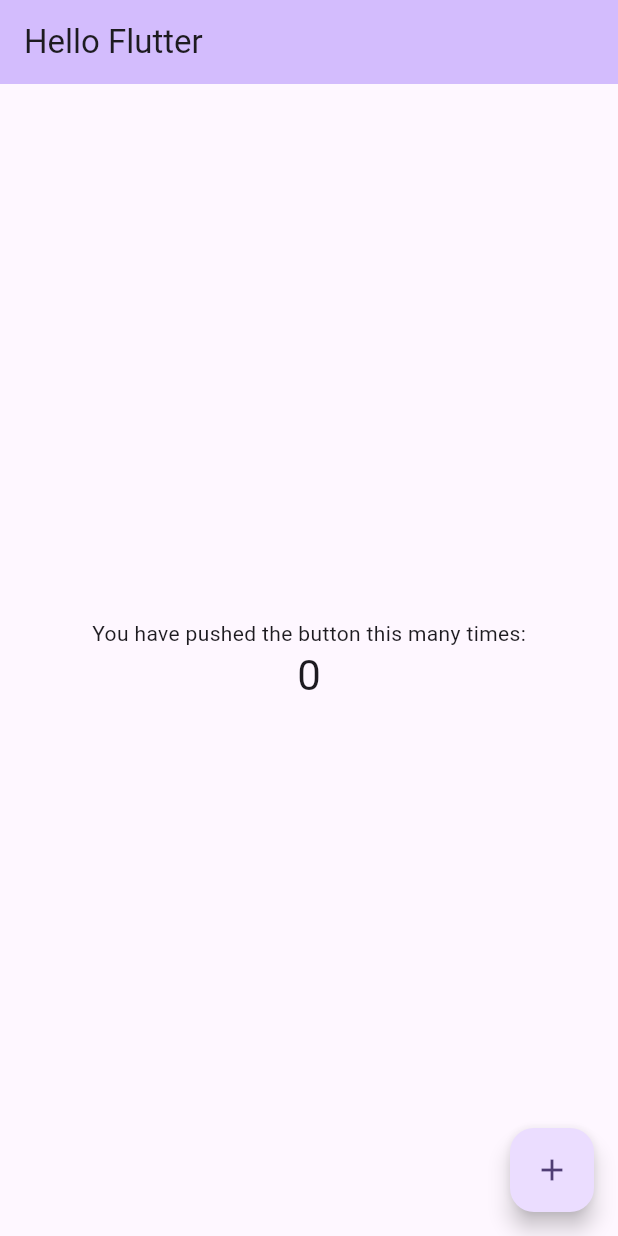
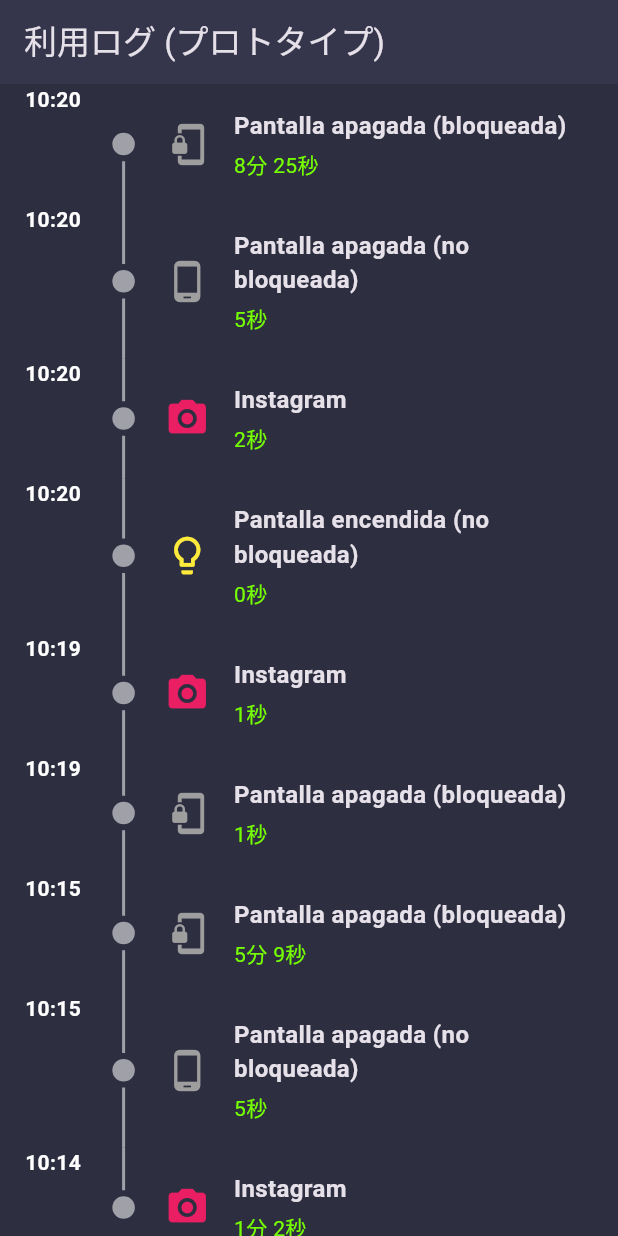
Before and after one commit to Hbkiii/first_flutter_app, a Flutter app: the screen it shows after launch, on a phone screen of 412 x 824 dp. Run offline on Flutter 3.47's test engine with Material 3 defaults, Android fonts, the phone set to English and light mode, and no system bars; drawn by our look-alikes of timeline_tile.

Commit message:
利用ログUI

```diff
--- a/lib/main.dart
+++ b/lib/main.dart
@@ -1,4 +1,91 @@
 import 'package:flutter/material.dart';
+import 'package:intl/intl.dart';
+import 'package:timeline_tile/timeline_tile.dart';
+
+// 1. データ構造を「単一イベント」として定義
+class UsageEvent {
+  final String title;
+  final IconData icon;
+  final Color iconColor;
+  final Duration duration;
+  final DateTime timestamp;
+
+  UsageEvent({
+    required this.title,
+    required this.icon,
+    required this.iconColor,
+    required this.duration,
+    required this.timestamp,
+  });
+}
+
+// 2. 画像のタイムラインに合わせたダミーデータを作成
+final List<UsageEvent> mockEvents = [
+  UsageEvent(
+    title: 'Pantalla apagada (bloqueada)', // 画面オフ（ロック）
+    icon: Icons.phonelink_lock,
+    iconColor: Colors.grey,
+    duration: const Duration(minutes: 8, seconds: 25),
+    timestamp: DateTime.now().subtract(const Duration(minutes: 10)),
+  ),
+  UsageEvent(
+    title: 'Pantalla apagada (no bloqueada)', // 画面オフ（非ロック）
+    icon: Icons.phone_android,
+    iconColor: Colors.grey,
+    duration: const Duration(seconds: 5),
+    timestamp: DateTime.now().subtract(const Duration(minutes: 10)),
+  ),
+  UsageEvent(
+    title: 'Instagram',
+    icon: Icons.camera_alt, // 仮のアイコン
+    iconColor: Colors.pink,
+    duration: const Duration(seconds: 2),
+    timestamp: DateTime.now().subtract(const Duration(minutes: 10)),
+  ),
+  UsageEvent(
+    title: 'Pantalla encendida (no bloqueada)', // 画面オン（非ロック）
+    icon: Icons.lightbulb_outline,
+    iconColor: Colors.yellow,
+    duration: const Duration(seconds: 0),
+    timestamp: DateTime.now().subtract(const Duration(minutes: 10)),
+  ),
+  UsageEvent(
+    title: 'Instagram',
+    icon: Icons.camera_alt,
+    iconColor: Colors.pink,
+    duration: const Duration(seconds: 1),
+    timestamp: DateTime.now().subtract(const Duration(minutes: 10, seconds: 3)),
+  ),
+  UsageEvent(
+    title: 'Pantalla apagada (bloqueada)',
+    icon: Icons.phonelink_lock,
+    iconColor: Colors.grey,
+    duration: const Duration(seconds: 1),
+    timestamp: DateTime.now().subtract(const Duration(minutes: 10, seconds: 4)),
+  ),
+  UsageEvent(
+    title: 'Pantalla apagada (bloqueada)',
+    icon: Icons.phonelink_lock,
+    iconColor: Colors.grey,
+    duration: const Duration(minutes: 5, seconds: 9),
+    timestamp: DateTime.now().subtract(const Duration(minutes: 15)),
+  ),
+  UsageEvent(
+    title: 'Pantalla apagada (no bloqueada)',
+    icon: Icons.phone_android,
+    iconColor: Colors.grey,
+    duration: const Duration(seconds: 5),
+    timestamp: DateTime.now().subtract(const Duration(minutes: 15)),
+  ),
+  UsageEvent(
+    title: 'Instagram',
+    icon: Icons.camera_alt,
+    iconColor: Colors.pink,
+    duration: const Duration(minutes: 1, seconds: 2),
+    timestamp: DateTime.now().subtract(const Duration(minutes: 16)),
+  ),
+];
+
 
 void main() {
   runApp(const MyApp());
@@ -7,116 +94,114 @@ void main() {
 class MyApp extends StatelessWidget {
   const MyApp({super.key});
 
-  // This widget is the root of your application.
   @override
   Widget build(BuildContext context) {
     return MaterialApp(
-      title: 'Flutter Demo',
-      theme: ThemeData(
-        // This is the theme of your application.
-        //
-        // TRY THIS: Try running your application with "flutter run". You'll see
-        // the application has a purple toolbar. Then, without quitting the app,
-        // try changing the seedColor in the colorScheme below to Colors.green
-        // and then invoke "hot reload" (save your changes or press the "hot
-        // reload" button in a Flutter-supported IDE, or press "r" if you used
-        // the command line to start the app).
-        //
-        // Notice that the counter didn't reset back to zero; the application
-        // state is not lost during the reload. To reset the state, use hot
-        // restart instead.
-        //
-        // This works for code too, not just values: Most code changes can be
-        // tested with just a hot reload.
-        colorScheme: ColorScheme.fromSeed(seedColor: Colors.deepPurple),
+      title: 'Timeline Prototype',
+      theme: ThemeData.dark().copyWith(
+        scaffoldBackgroundColor: const Color(0xFF2D2F41),
       ),
-      home: const MyHomePage(title: 'Hello Flutter'),
+      home: const UsageLogScreen(),
     );
   }
 }
 
-class MyHomePage extends StatefulWidget {
-  const MyHomePage({super.key, required this.title});
-
-  // This widget is the home page of your application. It is stateful, meaning
-  // that it has a State object (defined below) that contains fields that affect
-  // how it looks.
-
-  // This class is the configuration for the state. It holds the values (in this
-  // case the title) provided by the parent (in this case the App widget) and
-  // used by the build method of the State. Fields in a Widget subclass are
-  // always marked "final".
-
-  final String title;
+class UsageLogScreen extends StatefulWidget {
+  const UsageLogScreen({super.key});
 
   @override
-  State<MyHomePage> createState() => _MyHomePageState();
+  State<UsageLogScreen> createState() => _UsageLogScreenState();
 }
 
-class _MyHomePageState extends State<MyHomePage> {
-  int _counter = 0;
+class _UsageLogScreenState extends State<UsageLogScreen> {
+  late final List<UsageEvent> _events;
 
-  void _incrementCounter() {
-    setState(() {
-      // This call to setState tells the Flutter framework that something has
-      // changed in this State, which causes it to rerun the build method below
-      // so that the display can reflect the updated values. If we changed
-      // _counter without calling setState(), then the build method would not be
-      // called again, and so nothing would appear to happen.
-      _counter++;
-    });
+  @override
+  void initState() {
+    super.initState();
+    // データを時間順（新しいものが上）にソート
+    _events = mockEvents..sort((a, b) => b.timestamp.compareTo(a.timestamp));
   }
 
   @override
   Widget build(BuildContext context) {
-    // This method is rerun every time setState is called, for instance as done
-    // by the _incrementCounter method above.
-    //
-    // The Flutter framework has been optimized to make rerunning build methods
-    // fast, so that you can just rebuild anything that needs updating rather
-    // than having to individually change instances of widgets.
     return Scaffold(
       appBar: AppBar(
-        // TRY THIS: Try changing the color here to a specific color (to
-        // Colors.amber, perhaps?) and trigger a hot reload to see the AppBar
-        // change color while the other colors stay the same.
-        backgroundColor: Theme.of(context).colorScheme.inversePrimary,
-        // Here we take the value from the MyHomePage object that was created by
-        // the App.build method, and use it to set our appbar title.
-        title: Text(widget.title),
+        title: const Text('利用ログ (プロトタイプ)'),
+        backgroundColor: const Color(0xFF2D2F41),
+        elevation: 1,
       ),
-      body: Center(
-        // Center is a layout widget. It takes a single child and positions it
-        // in the middle of the parent.
-        child: Column(
-          // Column is also a layout widget. It takes a list of children and
-          // arranges them vertically. By default, it sizes itself to fit its
-          // children horizontally, and tries to be as tall as its parent.
-          //
-          // Column has various properties to control how it sizes itself and
-          // how it positions its children. Here we use mainAxisAlignment to
-          // center the children vertically; the main axis here is the vertical
-          // axis because Columns are vertical (the cross axis would be
-          // horizontal).
-          //
-          // TRY THIS: Invoke "debug painting" (choose the "Toggle Debug Paint"
-          // action in the IDE, or press "p" in the console), to see the
-          // wireframe for each widget.
-          mainAxisAlignment: MainAxisAlignment.center,
-          children: <Widget>[
-            const Text('You have pushed the button this many times:'),
-            Text(
-              '$_counter',
-              style: Theme.of(context).textTheme.headlineMedium,
+      body: ListView.builder(
+        itemCount: _events.length,
+        itemBuilder: (context, index) {
+          final event = _events[index];
+          return TimelineTile(
+            alignment: TimelineAlign.manual,
+            lineXY: 0.2, // タイムラインを画面の20%の位置に表示
+            isFirst: index == 0,
+            isLast: index == _events.length - 1,
+            // タイムラインの線のスタイル
+            beforeLineStyle: const LineStyle(color: Colors.white54, thickness: 2),
+            afterLineStyle: const LineStyle(color: Colors.white54, thickness: 2),
+            // タイムライン上の丸（インジケーター）のスタイル
+            indicatorStyle: IndicatorStyle(
+              width: 15,
+              color: Colors.white54,
+              padding: const EdgeInsets.all(4),
             ),
-          ],
-        ),
+            // 左側（時刻）のウィジェット
+            startChild: Text(
+              DateFormat('HH:mm').format(event.timestamp),
+              textAlign: TextAlign.center,
+              style: const TextStyle(color: Colors.white, fontWeight: FontWeight.bold),
+            ),
+            // 右側（イベント詳細）のウィジェット
+            endChild: _buildEventDetails(event),
+          );
+        },
       ),
-      floatingActionButton: FloatingActionButton(
-        onPressed: _incrementCounter,
-        tooltip: 'Increment',
-        child: const Icon(Icons.add),
-      ), // This trailing comma makes auto-formatting nicer for build methods.
     );
   }
+
+  // イベント詳細部分のUIを生成するメソッド
+  Widget _buildEventDetails(UsageEvent event) {
+    return Padding(
+      padding: const EdgeInsets.all(16.0),
+      child: Row(
+        children: [
+          Icon(event.icon, color: event.iconColor, size: 30),
+          const SizedBox(width: 16),
+          Expanded(
+            child: Column(
+              crossAxisAlignment: CrossAxisAlignment.start,
+              children: [
+                Text(
+                  event.title,
+                  style: const TextStyle(fontSize: 16, fontWeight: FontWeight.bold),
+                ),
+                const SizedBox(height: 4),
+                Text(
+                  _formatDuration(event.duration),
+                  style: TextStyle(color: Colors.lightGreenAccent[400]),
+                ),
+              ],
+            ),
+          ),
+        ],
+      ),
+    );
+  }
+
+  // Duration型を「X分Y秒」の文字列に変換するヘルパー関数
+  String _formatDuration(Duration d) {
+    if (d.inSeconds < 0) return '';
+    final minutes = d.inMinutes;
+    final seconds = d.inSeconds % 60;
+    String result = '';
+    if (minutes > 0) {
+      result += '$minutes分 ';
+    }
+    result += '$seconds秒';
+    return result;
+  }
 }
--- a/pubspec.yaml
+++ b/pubspec.yaml
@@ -34,6 +34,8 @@ dependencies:
   # The following adds the Cupertino Icons font to your application.
   # Use with the CupertinoIcons class for iOS style icons.
   cupertino_icons: ^1.0.8
+  intl: ^0.19.0  # <--- この行を追加
+  timeline_tile: ^2.0.0 # <--- この行を追加
 
 dev_dependencies:
   flutter_test:
```
Also changed, not shown: pubspec.lock.
